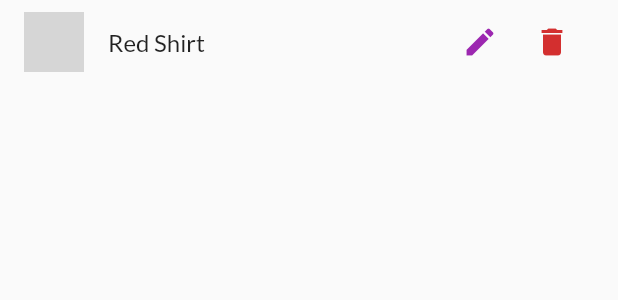
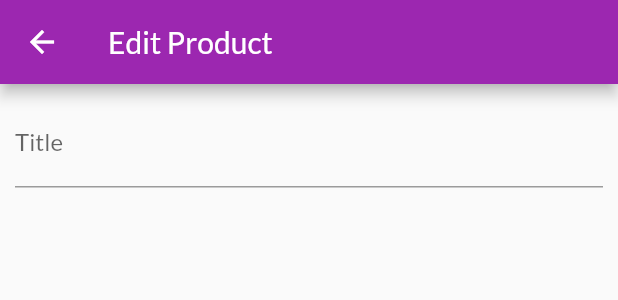
Before and after one commit to arnab/flutter_playground_shopping_app, a Flutter app: the ManageProductItem widget shown alone on an empty page, opened directly with sample values from the repository, after a tap on the "edit" icon, on a phone screen of 412 x 824 dp. Shown: the top 300 px of the screen. Run offline on Flutter 3.47's test engine with Material 2 defaults, Android fonts, the phone set to English and light mode, and no system bars; missing offline and left inert: money2; network calls fail; grey boxes are pictures that could not be loaded.

Commit message:
edit products screen and basic form

```diff
--- a/lib/main.dart
+++ b/lib/main.dart
@@ -2,6 +2,7 @@ import 'package:flutter/material.dart';
 import 'package:flutter_playground_shopping_app/models/providers/orders_provider.dart';
 import 'package:flutter_playground_shopping_app/widgets/screens/orders_screen.dart';
 import 'package:flutter_playground_shopping_app/widgets/screens/manage_products_screen.dart';
+import 'package:flutter_playground_shopping_app/widgets/screens/product_edit_screen.dart';
 import 'package:provider/provider.dart';
 
 import 'models/providers/cart_provider.dart';
@@ -54,6 +55,7 @@ class ShopApp extends StatelessWidget {
             OrdersScreen.routeName: (ctx) => const OrdersScreen(),
             ManageProductsScreen.routeName: (ctx) =>
                 const ManageProductsScreen(),
+            ProductEditScreen.routeName: (ctx) => const ProductEditScreen(),
           }),
     );
   }
--- a/lib/widgets/manage_product_item.dart
+++ b/lib/widgets/manage_product_item.dart
@@ -1,5 +1,6 @@
 import 'package:flutter/material.dart';
 import 'package:flutter_playground_shopping_app/models/product.dart';
+import 'package:flutter_playground_shopping_app/widgets/screens/product_edit_screen.dart';
 
 class ManageProductItem extends StatelessWidget {
   final Product product;
@@ -18,7 +19,9 @@ class ManageProductItem extends StatelessWidget {
         child: Row(
           children: [
             IconButton(
-              onPressed: () {},
+              onPressed: () {
+                Navigator.of(context).pushNamed(ProductEditScreen.routeName);
+              },
               icon: const Icon(Icons.edit),
               color: Theme.of(context).colorScheme.primary,
             ),
--- /dev/null
+++ b/lib/widgets/screens/product_edit_screen.dart
@@ -0,0 +1,38 @@
+import 'package:flutter/material.dart';
+
+class ProductEditScreen extends StatefulWidget {
+  const ProductEditScreen({Key? key}) : super(key: key);
+
+  static const routeName = '/product-edit';
+
+  @override
+  State<ProductEditScreen> createState() => _ProductEditScreenState();
+}
+
+class _ProductEditScreenState extends State<ProductEditScreen> {
+  @override
+  Widget build(BuildContext context) {
+    return Scaffold(
+      appBar: AppBar(
+        title: Text('Edit Product'),
+      ),
+      body: Padding(
+        padding: const EdgeInsets.all(10),
+        child: Form(
+          child: SingleChildScrollView(
+            child: Column(
+              children: [
+                TextFormField(
+                  decoration: InputDecoration(
+                    label: Text('Title'),
+                  ),
+                  textInputAction: TextInputAction.next,
+                )
+              ],
+            ),
+          ),
+        ),
+      ),
+    );
+  }
+}
```
